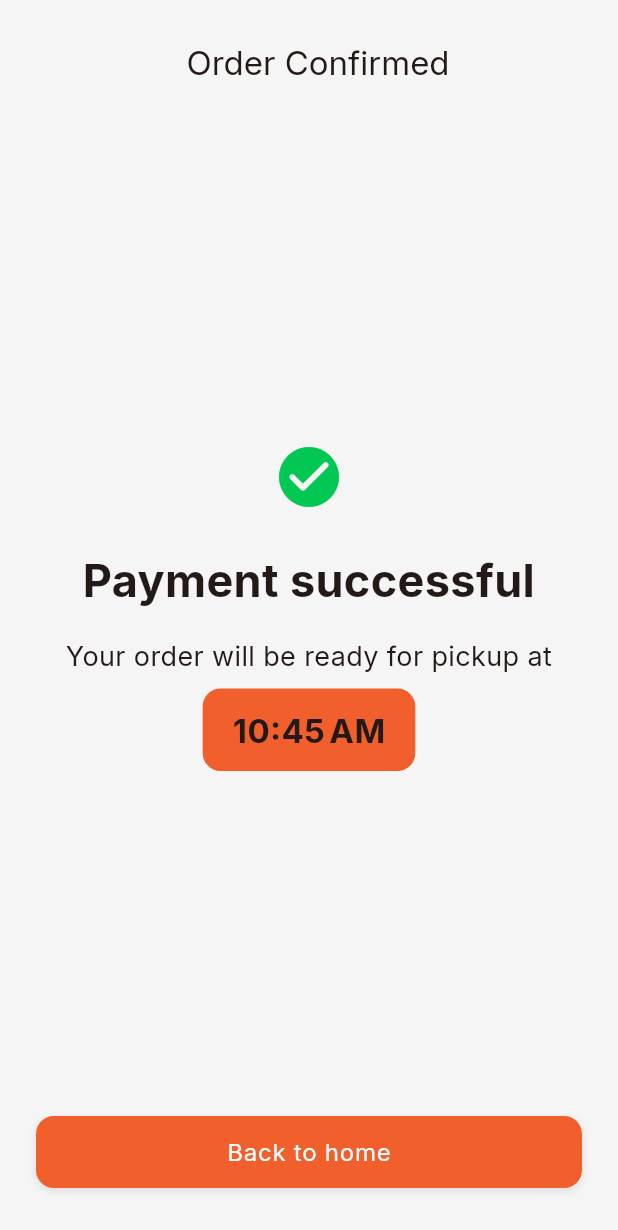
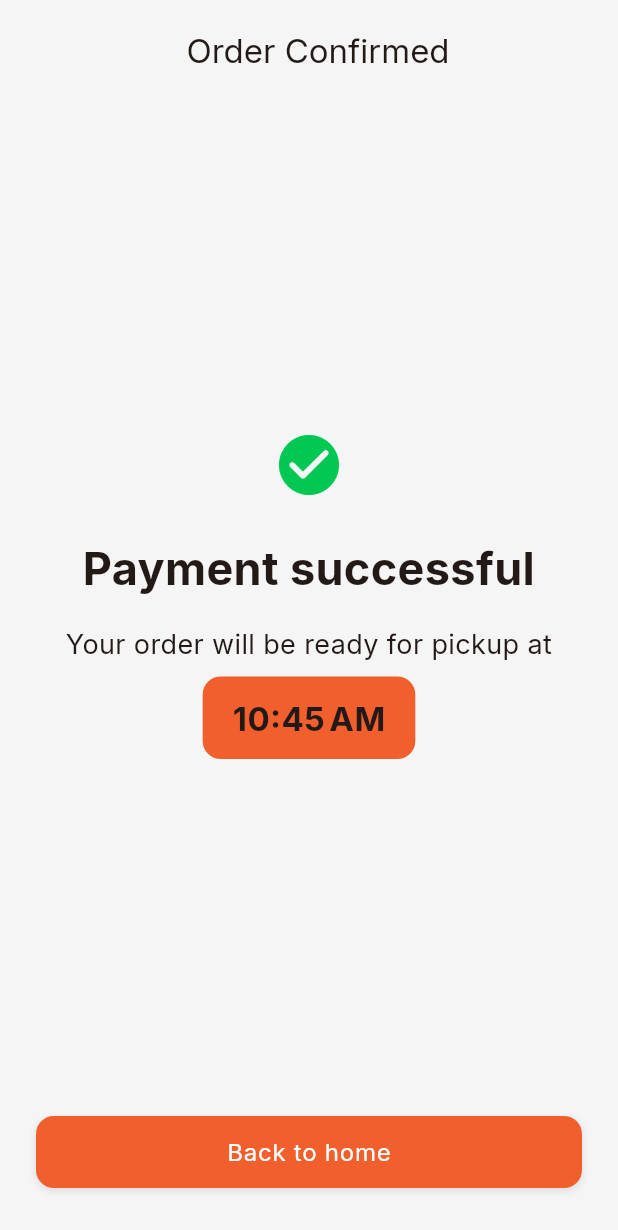
Before and after one commit to edilberto-pajunar/coffix_app, a Flutter app: the PaymentSuccessfulView screen opened directly, on a phone screen of 412 x 824 dp. Shown: the top 1230 px of the screen. Run offline on Flutter 3.47's test engine with Material 3 defaults, Android fonts, the phone set to English and light mode, and no system bars; our stand-ins replace bloc, cloud_firestore, equatable, firebase_auth, firebase_core, flutter_bloc and 13 more; accounts and stored records are empty; generated files the repository leaves out were written again.

```diff
--- a/lib/features/menu/presentation/pages/menu_page.dart
+++ b/lib/features/menu/presentation/pages/menu_page.dart
@@ -36,7 +36,7 @@ class MenuView extends StatelessWidget {
       orElse: () => null,
     );
     return Scaffold(
-    floatingActionButton: AppCart(),
+      floatingActionButton: AppCart(),
       body: BlocBuilder<ProductCubit, ProductState>(
         builder: (context, state) {
           return state.when(
--- a/lib/presentation/molecules/app_header.dart
+++ b/lib/presentation/molecules/app_header.dart
@@ -18,10 +18,7 @@ class AppHeader extends StatelessWidget {
         child: Align(
           alignment: Alignment.centerLeft,
           child: Padding(
-            padding: const EdgeInsets.symmetric(
-              vertical: AppSizes.sm,
-              horizontal: AppSizes.xs,
-            ),
+            padding: const EdgeInsets.symmetric(horizontal: AppSizes.xs),
             child: Column(
               children: [
                 Center(child: Text(title, style: theme.textTheme.titleLarge)),
```
Also changed, not shown: 5 other files.
